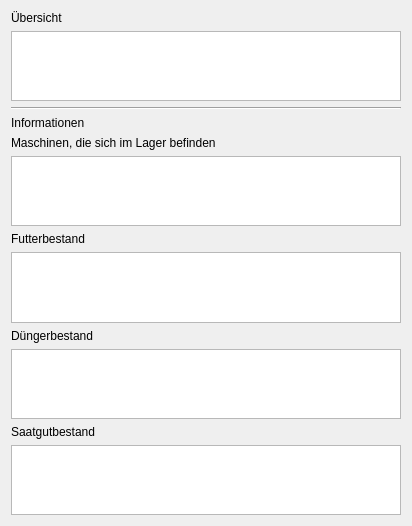
The window that DBS-Bauer/lagerwidget.ui (t-script/DBS-Bauer) describes before a commit, drawn with Qt 5.
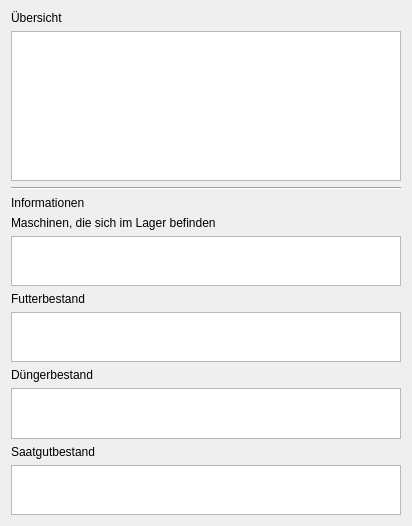
The same window after the commit.

Commit message: GUI, Kleinigkeiten geändert

Diff of the .ui file:
```diff
--- a/DBS-Bauer/lagerwidget.ui
+++ b/DBS-Bauer/lagerwidget.ui
@@ -22,7 +22,14 @@
     </widget>
    </item>
    <item>
-    <widget class="QTableView" name="tableLager"/>
+    <widget class="QTableView" name="tableLager">
+     <property name="minimumSize">
+      <size>
+       <width>0</width>
+       <height>150</height>
+      </size>
+     </property>
+    </widget>
    </item>
    <item>
     <widget class="Line" name="line_2">
@@ -46,7 +53,14 @@
     </widget>
    </item>
    <item>
-    <widget class="QTableView" name="tableLagerMaschine"/>
+    <widget class="QTableView" name="tableLagerMaschine">
+     <property name="minimumSize">
+      <size>
+       <width>0</width>
+       <height>50</height>
+      </size>
+     </property>
+    </widget>
    </item>
    <item>
     <widget class="QLabel" name="label_19">
@@ -56,7 +70,14 @@
     </widget>
    </item>
    <item>
-    <widget class="QTableView" name="tableFutterbestand"/>
+    <widget class="QTableView" name="tableFutterbestand">
+     <property name="minimumSize">
+      <size>
+       <width>0</width>
+       <height>50</height>
+      </size>
+     </property>
+    </widget>
    </item>
    <item>
     <widget class="QLabel" name="label_20">
@@ -66,7 +87,14 @@
     </widget>
    </item>
    <item>
-    <widget class="QTableView" name="tableDungerbestand"/>
+    <widget class="QTableView" name="tableDungerbestand">
+     <property name="minimumSize">
+      <size>
+       <width>0</width>
+       <height>50</height>
+      </size>
+     </property>
+    </widget>
    </item>
    <item>
     <widget class="QLabel" name="label_21">
@@ -76,7 +104,14 @@
     </widget>
    </item>
    <item>
-    <widget class="QTableView" name="tableSaatgutbestand"/>
+    <widget class="QTableView" name="tableSaatgutbestand">
+     <property name="minimumSize">
+      <size>
+       <width>0</width>
+       <height>50</height>
+      </size>
+     </property>
+    </widget>
    </item>
   </layout>
  </widget>
```
The commit also changes 2 other files.
